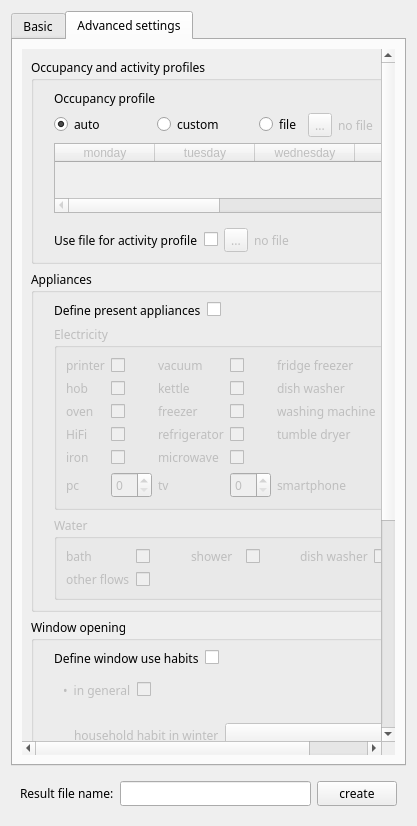
Old version of the form Corpus/GUI/layout.ui in the repository flol3622/EROB.
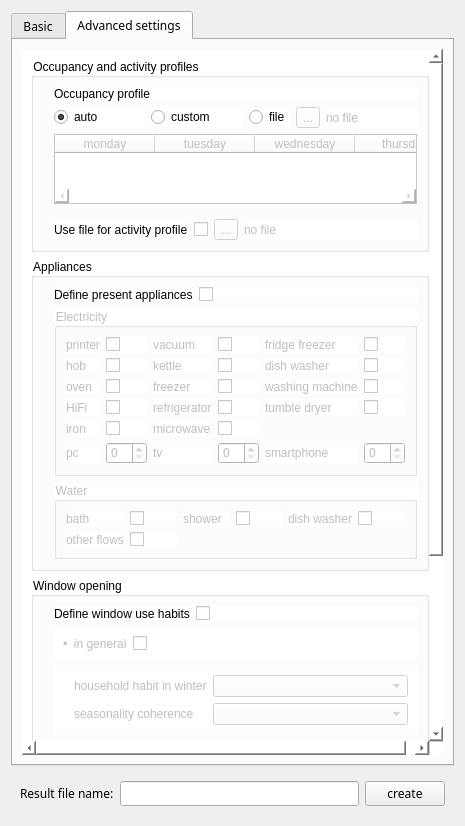
New version of the form. The open tabs and pages were chosen to show the change.

Patch:
```diff
--- a/Corpus/GUI/layout.ui
+++ b/Corpus/GUI/layout.ui
@@ -6,7 +6,7 @@
    <rect>
     <x>0</x>
     <y>0</y>
-    <width>417</width>
+    <width>465</width>
     <height>779</height>
    </rect>
   </property>
@@ -492,6 +492,9 @@
          <property name="autoFillBackground">
           <bool>true</bool>
          </property>
+         <property name="styleSheet">
+          <string notr="true">background-color: rgb(255, 255, 255);</string>
+         </property>
          <property name="frameShape">
           <enum>QFrame::NoFrame</enum>
          </property>
@@ -506,8 +509,8 @@
            <rect>
             <x>0</x>
             <y>0</y>
-            <width>389</width>
-            <height>907</height>
+            <width>406</width>
+            <height>931</height>
            </rect>
           </property>
           <layout class="QVBoxLayout" name="verticalLayout_7">
@@ -1176,7 +1179,7 @@
                </widget>
               </item>
               <item alignment="Qt::AlignTop">
-               <widget class="QFrame" name="">
+               <widget class="QFrame" name="frame">
                 <layout class="QFormLayout" name="formLayout_7">
                  <property name="leftMargin">
                   <number>20</number>
```
Left out of the diff: 5 changed lines with no effect on the pictures.
